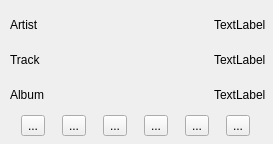
The window that Player/myplayer.ui (Elisabeth7395/Player) describes before a commit, drawn with Qt 5.
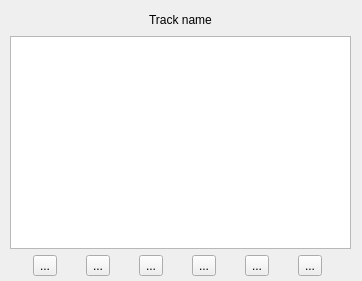
The same window after the commit. Icons and pictures are not drawn.

Patch:
```diff
--- a/Player/myplayer.ui
+++ b/Player/myplayer.ui
@@ -6,8 +6,8 @@
    <rect>
     <x>0</x>
     <y>0</y>
-    <width>273</width>
-    <height>144</height>
+    <width>362</width>
+    <height>281</height>
    </rect>
   </property>
   <property name="windowTitle">
@@ -21,22 +21,13 @@
     <rect>
      <x>10</x>
      <y>10</y>
-     <width>256</width>
-     <height>126</height>
+     <width>341</width>
+     <height>266</height>
     </rect>
    </property>
-   <layout class="QVBoxLayout" name="verticalLayout_2">
-    <item>
      <layout class="QVBoxLayout" name="verticalLayout">
       <item>
        <layout class="QHBoxLayout" name="horizontalLayout_2">
-        <item>
-         <widget class="QLabel" name="label">
-          <property name="text">
-           <string>Artist</string>
-          </property>
-         </widget>
-        </item>
         <item>
          <spacer name="horizontalSpacer">
           <property name="orientation">
@@ -51,56 +42,14 @@
          </spacer>
         </item>
         <item>
-         <widget class="QLabel" name="_Artist">
-          <property name="text">
-           <string>TextLabel</string>
-          </property>
-         </widget>
-        </item>
-       </layout>
-      </item>
-      <item>
-       <layout class="QHBoxLayout" name="horizontalLayout_3">
-        <item>
-         <widget class="QLabel" name="label_2">
-          <property name="text">
-           <string>Track</string>
-          </property>
-         </widget>
-        </item>
-        <item>
-         <spacer name="horizontalSpacer_2">
-          <property name="orientation">
-           <enum>Qt::Horizontal</enum>
-          </property>
-          <property name="sizeHint" stdset="0">
-           <size>
-            <width>40</width>
-            <height>20</height>
-           </size>
-          </property>
-         </spacer>
-        </item>
-        <item>
          <widget class="QLabel" name="_Track">
           <property name="text">
-           <string>TextLabel</string>
+         <string>Track name</string>
           </property>
          </widget>
         </item>
-       </layout>
-      </item>
       <item>
-       <layout class="QHBoxLayout" name="horizontalLayout_4">
-        <item>
-         <widget class="QLabel" name="label_3">
-          <property name="text">
-           <string>Album</string>
-          </property>
-         </widget>
-        </item>
-        <item>
-         <spacer name="horizontalSpacer_3">
+       <spacer name="horizontalSpacer_2">
           <property name="orientation">
            <enum>Qt::Horizontal</enum>
           </property>
@@ -112,16 +61,10 @@
           </property>
          </spacer>
         </item>
+     </layout>
+    </item>
         <item>
-         <widget class="QLabel" name="_Album">
-          <property name="text">
-           <string>TextLabel</string>
-          </property>
-         </widget>
-        </item>
-       </layout>
-      </item>
-     </layout>
+     <widget class="QTableView" name="_Table"/>
     </item>
     <item>
      <layout class="QHBoxLayout" name="horizontalLayout">
```
Lines whose indentation alone changed are shown as unchanged.
